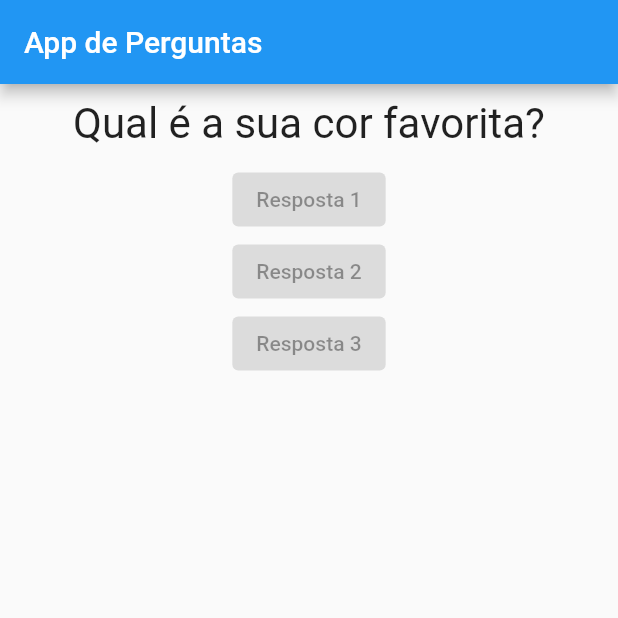
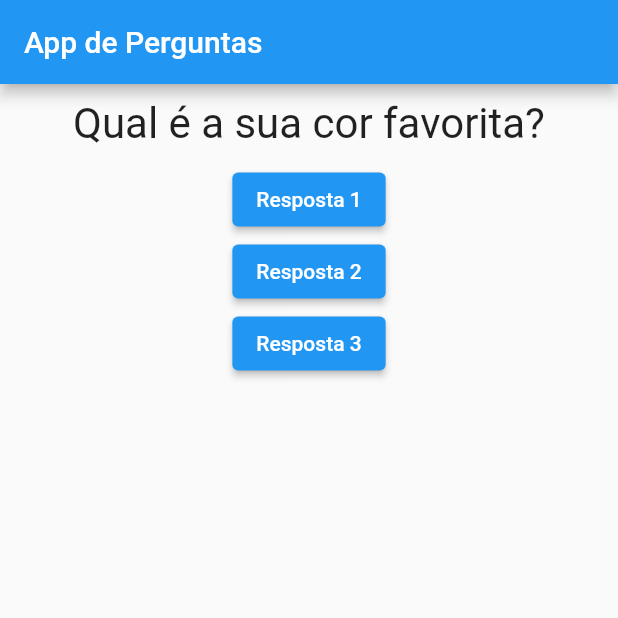
Before and after one commit to CharlesEdu07/QuestionsApp, a Flutter app: the screen it shows after launch, on a phone screen of 412 x 824 dp, the top half of it. Run offline on Flutter 3.47's test engine with Material 2 defaults, Android fonts, the phone set to English and light mode, and no system bars.

Commit message:
Colorindo botão

```diff
--- a/lib/answer.dart
+++ b/lib/answer.dart
@@ -8,8 +8,12 @@ class Answer extends StatelessWidget {
   @override
   Widget build(BuildContext context) {
     return ElevatedButton(
-      onPressed: null,
-      child: Text(text),
+      onPressed: () => {},
+      style: ElevatedButton.styleFrom(
+        foregroundColor: Colors.white,
+        backgroundColor: Colors.blue,
+      ),
+      child: Text(text)
     );
   }
 }
```
